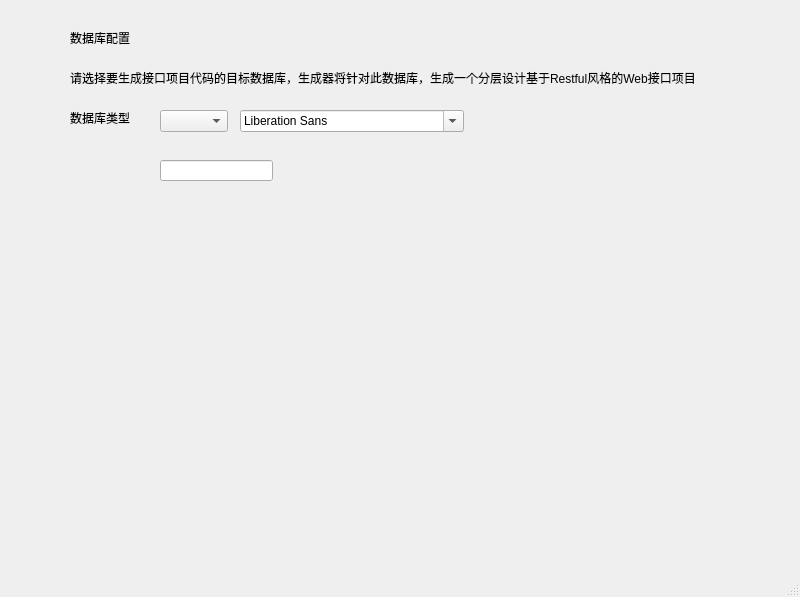
First picture: the form in app/ui/database_config.ui, repository ncepu-iDealStudio/Flask_RESTfulAPI_Codegen_Application, before the edit.
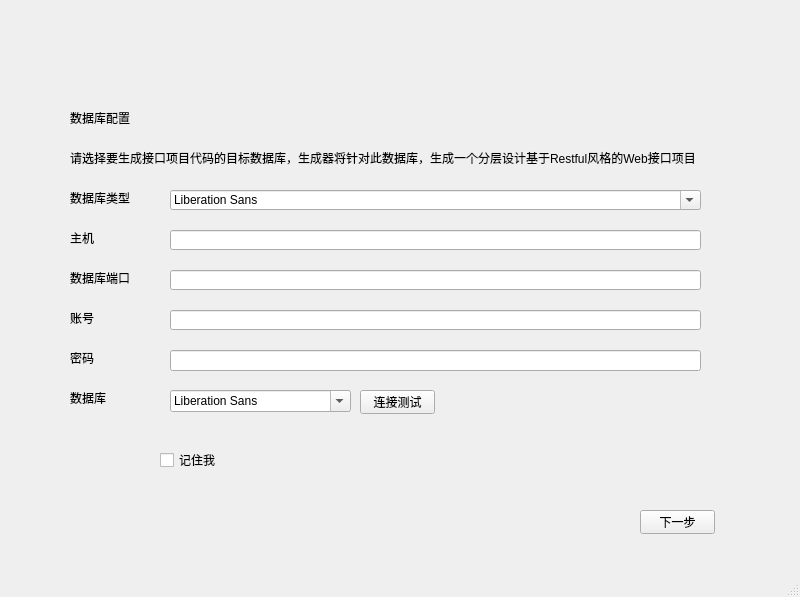
Second picture: the form after the edit.

Commit message: 数据库登录界面完善

What changed in the file:
```diff
--- a/app/ui/database_config.ui
+++ b/app/ui/database_config.ui
@@ -18,7 +18,7 @@
     <property name="geometry">
      <rect>
       <x>70</x>
-      <y>30</y>
+      <y>110</y>
       <width>81</width>
       <height>16</height>
      </rect>
@@ -31,7 +31,7 @@
     <property name="geometry">
      <rect>
       <x>70</x>
-      <y>70</y>
+      <y>150</y>
       <width>641</width>
       <height>16</height>
      </rect>
@@ -44,7 +44,7 @@
     <property name="geometry">
      <rect>
       <x>70</x>
-      <y>110</y>
+      <y>190</y>
       <width>81</width>
       <height>16</height>
      </rect>
@@ -53,36 +53,170 @@
      <string>数据库类型</string>
     </property>
    </widget>
-   <widget class="QComboBox" name="comboBox">
-    <property name="geometry">
-     <rect>
-      <x>160</x>
-      <y>110</y>
-      <width>68</width>
-      <height>22</height>
-     </rect>
-    </property>
-   </widget>
    <widget class="QFontComboBox" name="fontComboBox">
     <property name="geometry">
      <rect>
-      <x>240</x>
-      <y>110</y>
-      <width>224</width>
-      <height>22</height>
+      <x>170</x>
+      <y>190</y>
+      <width>531</width>
+      <height>20</height>
      </rect>
     </property>
    </widget>
    <widget class="QLineEdit" name="lineEdit">
     <property name="geometry">
      <rect>
+      <x>170</x>
+      <y>230</y>
+      <width>531</width>
+      <height>20</height>
+     </rect>
+    </property>
+   </widget>
+   <widget class="QLabel" name="label_4">
+    <property name="geometry">
+     <rect>
+      <x>70</x>
+      <y>230</y>
+      <width>81</width>
+      <height>16</height>
+     </rect>
+    </property>
+    <property name="text">
+     <string>主机</string>
+    </property>
+   </widget>
+   <widget class="QLabel" name="label_5">
+    <property name="geometry">
+     <rect>
+      <x>70</x>
+      <y>270</y>
+      <width>81</width>
+      <height>16</height>
+     </rect>
+    </property>
+    <property name="text">
+     <string>数据库端口</string>
+    </property>
+   </widget>
+   <widget class="QLabel" name="label_6">
+    <property name="geometry">
+     <rect>
+      <x>70</x>
+      <y>310</y>
+      <width>81</width>
+      <height>16</height>
+     </rect>
+    </property>
+    <property name="text">
+     <string>账号</string>
+    </property>
+   </widget>
+   <widget class="QLabel" name="label_7">
+    <property name="geometry">
+     <rect>
+      <x>70</x>
+      <y>350</y>
+      <width>81</width>
+      <height>16</height>
+     </rect>
+    </property>
+    <property name="text">
+     <string>密码</string>
+    </property>
+   </widget>
+   <widget class="QLabel" name="label_8">
+    <property name="geometry">
+     <rect>
+      <x>70</x>
+      <y>390</y>
+      <width>81</width>
+      <height>16</height>
+     </rect>
+    </property>
+    <property name="text">
+     <string>数据库</string>
+    </property>
+   </widget>
+   <widget class="QCheckBox" name="checkBox">
+    <property name="geometry">
+     <rect>
       <x>160</x>
-      <y>160</y>
-      <width>113</width>
+      <y>450</y>
+      <width>79</width>
+      <height>20</height>
+     </rect>
+    </property>
+    <property name="text">
+     <string>记住我</string>
+    </property>
+   </widget>
+   <widget class="QPushButton" name="pushButton">
+    <property name="geometry">
+     <rect>
+      <x>640</x>
+      <y>510</y>
+      <width>75</width>
+      <height>24</height>
+     </rect>
+    </property>
+    <property name="text">
+     <string>下一步</string>
+    </property>
+   </widget>
+   <widget class="QPushButton" name="pushButton_2">
+    <property name="geometry">
+     <rect>
+      <x>360</x>
+      <y>390</y>
+      <width>75</width>
+      <height>24</height>
+     </rect>
+    </property>
+    <property name="text">
+     <string>连接测试</string>
+    </property>
+   </widget>
+   <widget class="QLineEdit" name="lineEdit_2">
+    <property name="geometry">
+     <rect>
+      <x>170</x>
+      <y>270</y>
+      <width>531</width>
+      <height>20</height>
+     </rect>
+    </property>
+   </widget>
+   <widget class="QLineEdit" name="lineEdit_3">
+    <property name="geometry">
+     <rect>
+      <x>170</x>
+      <y>310</y>
+      <width>531</width>
+      <height>20</height>
+     </rect>
+    </property>
+   </widget>
+   <widget class="QLineEdit" name="lineEdit_4">
+    <property name="geometry">
+     <rect>
+      <x>170</x>
+      <y>350</y>
+      <width>531</width>
       <height>21</height>
      </rect>
     </property>
    </widget>
+   <widget class="QFontComboBox" name="fontComboBox_2">
+    <property name="geometry">
+     <rect>
+      <x>170</x>
+      <y>390</y>
+      <width>181</width>
+      <height>22</height>
+     </rect>
+    </property>
+   </widget>
   </widget>
   <widget class="QMenuBar" name="menubar">
    <property name="geometry">
```
